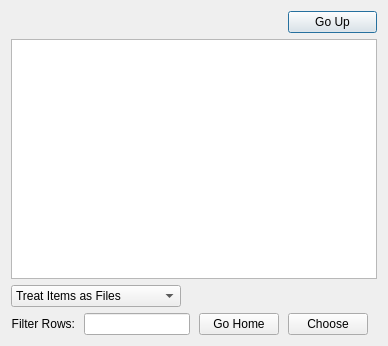
This is ui/girderfilebrowserdialog.ui in psavery/girderfilebrowser as Qt 5 draws it before an edit. The edited form follows.
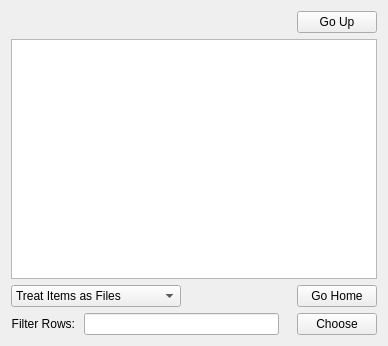
This is the edited form.

Commit message:
Turn off auto default on push buttons.
This fixes an issue we were encountering where, when a user pressed
the enter key, it would also act as if the "Go Up" button was
pressed.

```diff
--- a/ui/girderfilebrowserdialog.ui
+++ b/ui/girderfilebrowserdialog.ui
@@ -74,6 +74,9 @@
      <property name="text">
       <string>Go Up</string>
      </property>
+     <property name="autoDefault">
+      <bool>false</bool>
+     </property>
     </widget>
    </item>
    <item row="3" column="0">
@@ -93,18 +96,24 @@
      </property>
     </widget>
    </item>
-   <item row="3" column="2">
+   <item row="2" column="3" colspan="2">
     <widget class="QPushButton" name="push_goHome">
      <property name="text">
       <string>Go Home</string>
      </property>
+     <property name="autoDefault">
+      <bool>false</bool>
+     </property>
     </widget>
    </item>
-   <item row="3" column="3">
+   <item row="3" column="3" colspan="2">
     <widget class="QPushButton" name="push_chooseObject">
      <property name="text">
       <string>Choose</string>
      </property>
+     <property name="autoDefault">
+      <bool>false</bool>
+     </property>
     </widget>
    </item>
   </layout>
```
Left out of the diff: 8 changed lines with no effect on the pictures.
